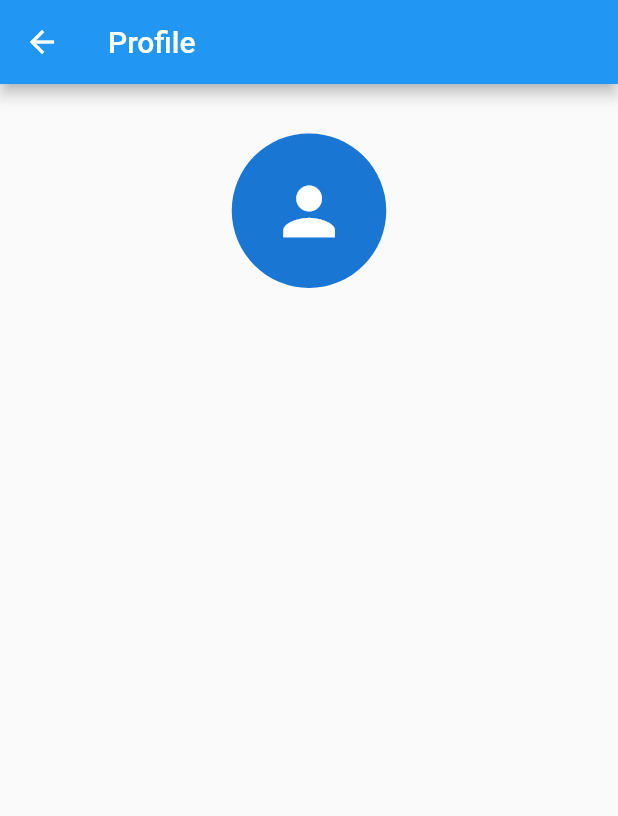
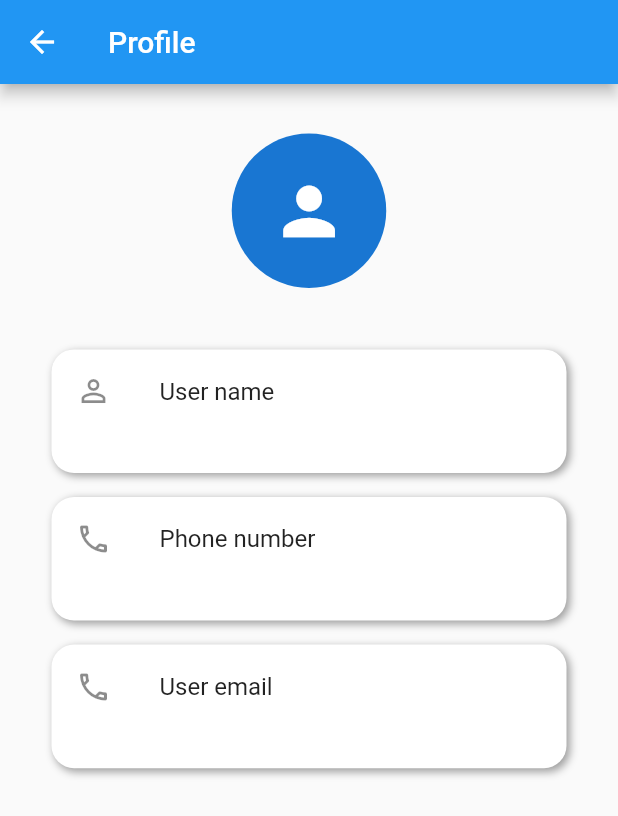
Before and after one commit to SamadhiWathsala/auth_app, a Flutter app: the Profile screen opened by its route, on a phone screen of 412 x 824 dp. Shown: the top 816 px of the screen. Run offline on Flutter 3.47's test engine with Material 2 defaults, Android fonts, the phone set to English and light mode, and no system bars; our stand-ins replace flutter_svg.

Commit message:
profile UI

```diff
--- a/lib/routes.dart
+++ b/lib/routes.dart
@@ -6,5 +6,6 @@ import 'package:flutter/material.dart';
 final Map<String, WidgetBuilder> routes = {
   GetOTP.routeName: (context) => const GetOTP(),
   CreateProfile.routeName: (context) => const CreateProfile(),
-  Profile.routeName: (context) => const Profile()
+  Profile.routeName: (context) => const Profile(),
+  CreateProfile.routeName: (context) => const CreateProfile()
 };
--- a/lib/screans/components/form/get_number.dart
+++ b/lib/screans/components/form/get_number.dart
@@ -31,6 +31,7 @@ class _InputPhoneState extends State<InputPhone> {
           Padding(
             padding: const EdgeInsets.symmetric(vertical: 8,horizontal: 15),
             child: TextFormField(
+              keyboardType: TextInputType.phone,
               textAlign: TextAlign.center,
               onEditingComplete: () => _node.nextFocus(),
               decoration: const InputDecoration(
--- a/lib/screans/components/form/get_otp.dart
+++ b/lib/screans/components/form/get_otp.dart
@@ -1,3 +1,4 @@
+import 'package:auth_app/screans/create_profile.dart';
 import 'package:auth_app/screans/profile.dart';
 import 'package:flutter/material.dart';
 
@@ -14,14 +15,13 @@ class _InputOTPState extends State<InputOTP> {
 
   void onSubmit() async{
     if(_formKey.currentState!.validate()){
-      Navigator.pushNamed(context, Profile.routeName);
+      Navigator.pushNamed(context, CreateProfile.routeName);
     }
   }
 
   @override
   Widget build(BuildContext context) {
     final _node = FocusScope.of(context);
-    final size = MediaQuery.of(context).size;
     return Form(
       key: _formKey,
       autovalidateMode: AutovalidateMode.onUserInteraction,
@@ -32,6 +32,7 @@ class _InputOTPState extends State<InputOTP> {
             padding: const EdgeInsets.symmetric(vertical: 8,horizontal: 15),
             child: TextFormField(
               textAlign: TextAlign.center,
+              keyboardType: TextInputType.number,
               onEditingComplete: () => _node.nextFocus(),
               decoration: const InputDecoration(
                 labelText: 'Enter OTP',
--- a/lib/screans/profile.dart
+++ b/lib/screans/profile.dart
@@ -7,6 +7,30 @@ class Profile extends StatelessWidget {
   @override
   Widget build(BuildContext context) {
     final size = MediaQuery.of(context).size;
+    Widget nameCard(String name,IconData icon){
+      return Padding(
+        padding: const EdgeInsets.all(8.0),
+        child: Container(
+            height: size.height/10,
+            width: size.width/1.2,
+            decoration: const BoxDecoration(
+                color: Colors.white,
+                borderRadius: BorderRadius.all(Radius.circular(15)),
+                boxShadow: [
+                  BoxShadow(
+                      offset: Offset(2,2),
+                      blurRadius: 4,
+                      color: Colors.grey
+                  )
+                ]
+            ),
+            child: ListTile(
+              leading: Icon(icon),
+              title: Text(name),
+            )
+        ),
+      );
+    }
     return Scaffold(
       appBar: AppBar(
         title: const Text('Profile'),
@@ -23,7 +47,10 @@ class Profile extends StatelessWidget {
                 radius: size.width/8,
                 child: Icon(Icons.person,size: size.width/8,),
               ),
-            )
+            ),
+            nameCard('User name', Icons.person_outline_outlined),
+            nameCard('Phone number', Icons.phone_outlined),
+            nameCard('User email', Icons.phone_outlined)
           ],
         ),
       ),
```
Also changed, not shown: lib/screans/create_profile.dart (+123 -2 lines).
